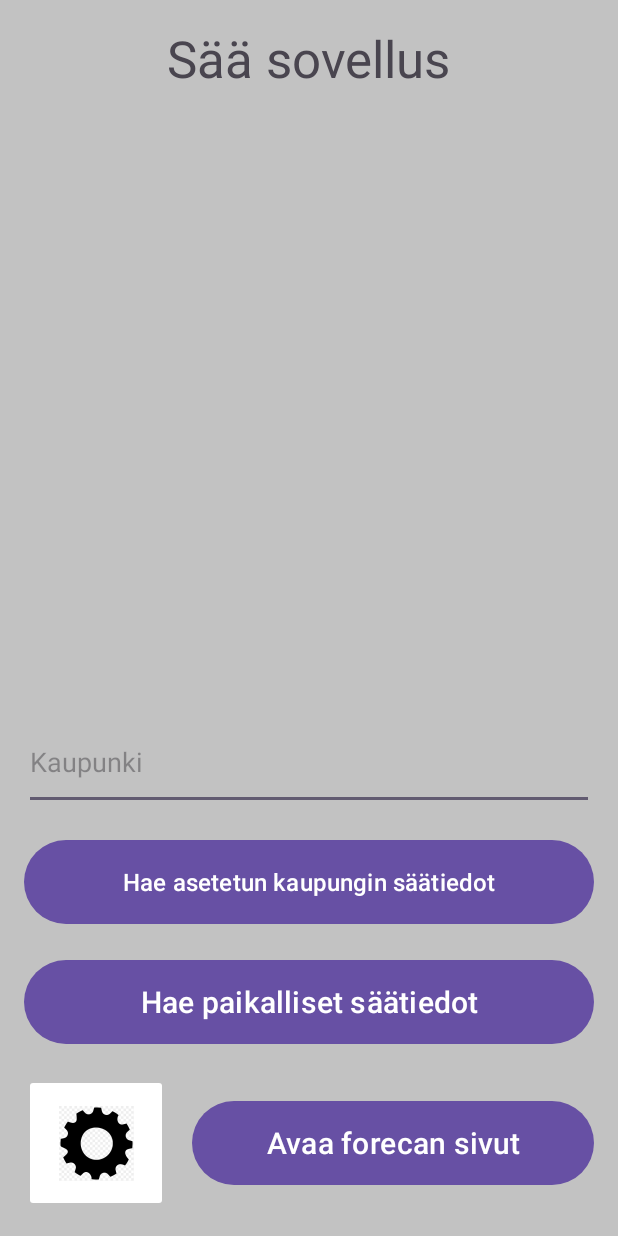
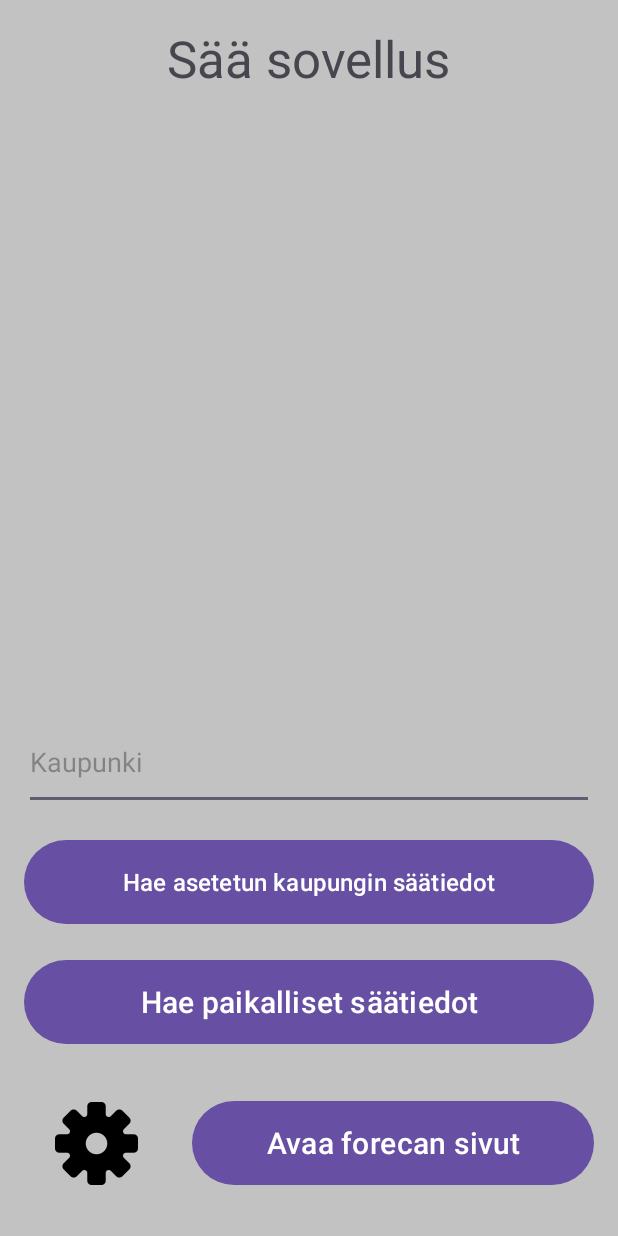
Before and after one commit to TyostoKarry/weatherApp, an Android app: the screen it shows after launch (MainActivity), on a phone screen of 412 x 824 dp. Run offline under Robolectric (Android 15) with nearby library versions, the phone set to English and light mode, and no system bars; our stand-ins replace Picasso, Volley; pictures from the network do not load.

Commit message:
Switched setting image to transparent one

```diff
--- a/app/src/main/res/layout/activity_main.xml
+++ b/app/src/main/res/layout/activity_main.xml
@@ -117,9 +117,9 @@
         android:layout_height="wrap_content"
         android:layout_marginStart="16dp"
         android:layout_marginBottom="16dp"
-        android:backgroundTint="#FFFFFF"
+        android:backgroundTint="@color/mainBackground"
+        android:contentDescription="opens settings"
         android:onClick="openSettings"
-        android:contentDescription="opens settings"
         app:layout_constraintBottom_toBottomOf="parent"
         app:layout_constraintStart_toStartOf="parent"
         app:srcCompat="@mipmap/settings" />
--- a/app/src/main/res/mipmap-anydpi-v26/settings.xml
+++ b/app/src/main/res/mipmap-anydpi-v26/settings.xml
@@ -1,5 +1,5 @@
 <?xml version="1.0" encoding="utf-8"?>
 <adaptive-icon xmlns:android="http://schemas.android.com/apk/res/android">
-    <background android:drawable="@color/settings_background"/>
+    <background android:drawable="@color/mainBackground"/>
     <foreground android:drawable="@mipmap/settings_foreground"/>
 </adaptive-icon>
```
Also changed, not shown: app/src/main/res/mipmap-hdpi/settings.webp, app/src/main/res/mipmap-hdpi/settings_foreground.webp, app/src/main/res/mipmap-hdpi/settings_round.webp, app/src/main/res/mipmap-mdpi/settings.webp, app/src/main/res/mipmap-mdpi/settings_foreground.webp, app/src/main/res/mipmap-mdpi/settings_round.webp, app/src/main/res/mipmap-xhdpi/settings.webp, app/src/main/res/mipmap-xhdpi/settings_foreground.webp, app/src/main/res/mipmap-xhdpi/settings_round.webp, app/src/main/res/mipmap-xxhdpi/settings.webp, app/src/main/res/mipmap-xxhdpi/settings_foreground.webp, app/src/main/res/mipmap-xxhdpi/settings_round.webp, app/src/main/res/mipmap-xxxhdpi/settings.webp, app/src/main/res/mipmap-xxxhdpi/settings_foreground.webp, 2 more files.
